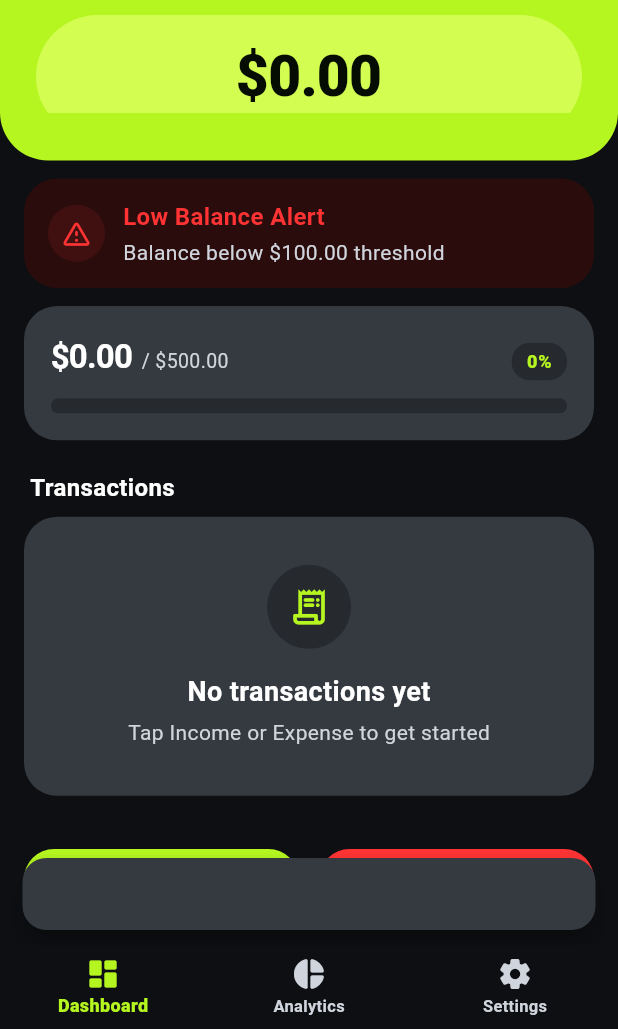
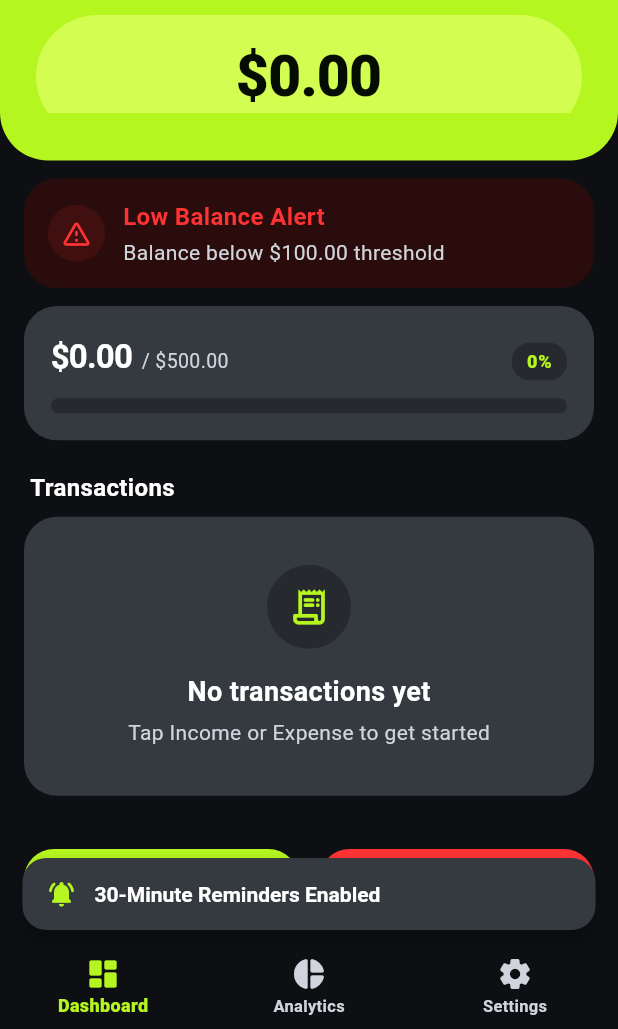
Before and after one commit to Knecrow/Estash, a Flutter app: the screen it shows after launch, after a tap on the "notifications none" icon, on a phone screen of 412 x 824 dp, the part 207-1236 px from its top. Run offline on Flutter 3.47's test engine with Material 3 defaults, Android fonts, the phone set to English and light mode, and no system bars; our stand-ins replace fl_chart, flutter_local_notifications, hive, hive_flutter, shared_preferences, timezone; accounts and stored records are empty.

Commit message:
Refine UI: fix popup pill text visibility, remove nav ripple waves, and set white text for disabled save button

```diff
--- a/lib/app.dart
+++ b/lib/app.dart
@@ -63,9 +63,19 @@ class _MainNavigationShellState extends State<MainNavigationShell> {
       bottomNavigationBar: Container(
         color: AppColors.canvasBackground,
         child: SafeArea(
+          child: Theme(
+            data: Theme.of(context).copyWith(
+              splashColor: Colors.transparent,
+              highlightColor: Colors.transparent,
+              splashFactory: NoSplash.splashFactory,
+            ),
             child: BottomNavigationBar(
               currentIndex: _currentIndex,
-            onTap: (index) => setState(() => _currentIndex = index),
+              onTap: (index) {
+                if (_currentIndex != index) {
+                  setState(() => _currentIndex = index);
+                }
+              },
               backgroundColor: AppColors.canvasBackground,
               selectedItemColor: AppColors.safeAccent,
               unselectedItemColor: AppColors.textSecondary,
@@ -98,6 +108,7 @@ class _MainNavigationShellState extends State<MainNavigationShell> {
             ),
           ),
         ),
+      ),
     );
   }
 }
--- a/lib/core/theme/app_theme.dart
+++ b/lib/core/theme/app_theme.dart
@@ -35,6 +35,9 @@ abstract class AppTheme {
         ),
         systemOverlayStyle: SystemUiOverlayStyle.light,
       ),
+      splashColor: Colors.transparent,
+      highlightColor: Colors.transparent,
+      splashFactory: NoSplash.splashFactory,
       bottomNavigationBarTheme: const BottomNavigationBarThemeData(
         backgroundColor: AppColors.canvasBackground,
         selectedItemColor: AppColors.safeAccent,
@@ -88,6 +91,18 @@ abstract class AppTheme {
               : AppColors.cardSurfaceElevated,
         ),
       ),
+      snackBarTheme: SnackBarThemeData(
+        backgroundColor: AppColors.cardSurface,
+        contentTextStyle: const TextStyle(
+          color: AppColors.textPrimary,
+          fontSize: 14,
+          fontWeight: FontWeight.w600,
+        ),
+        behavior: SnackBarBehavior.floating,
+        shape: RoundedRectangleBorder(
+          borderRadius: BorderRadius.circular(16.0),
+        ),
+      ),
     );
   }
 }
--- a/lib/features/dashboard/dashboard_screen.dart
+++ b/lib/features/dashboard/dashboard_screen.dart
@@ -75,11 +75,29 @@ class DashboardScreen extends StatelessWidget {
               ScaffoldMessenger.of(context).clearSnackBars();
               ScaffoldMessenger.of(context).showSnackBar(
                 SnackBar(
-                  content: Text(
-                    newStatus
-                        ? '30-Minute Reminders Enabled'
-                        : '30-Minute Reminders Disabled',
-                    style: const TextStyle(fontWeight: FontWeight.w600),
+                  content: Row(
+                    children: [
+                      Icon(
+                        newStatus
+                            ? Icons.notifications_active_rounded
+                            : Icons.notifications_off_rounded,
+                        color: newStatus ? AppColors.safeAccent : AppColors.textSecondary,
+                        size: 20,
+                      ),
+                      const SizedBox(width: 12),
+                      Expanded(
+                        child: Text(
+                          newStatus
+                              ? '30-Minute Reminders Enabled'
+                              : '30-Minute Reminders Disabled',
+                          style: const TextStyle(
+                            color: AppColors.textPrimary,
+                            fontWeight: FontWeight.w700,
+                            fontSize: 14,
+                          ),
+                        ),
+                      ),
+                    ],
                   ),
                   backgroundColor: AppColors.cardSurface,
                   behavior: SnackBarBehavior.floating,
```
Also changed, not shown: lib/features/settings/settings_screen.dart (+31 -0 lines), lib/features/transaction/add_transaction_sheet.dart (+7 -3 lines), lib/features/transaction/edit_transaction_sheet.dart (+7 -3 lines). Lines whose indentation alone changed are shown as unchanged.
